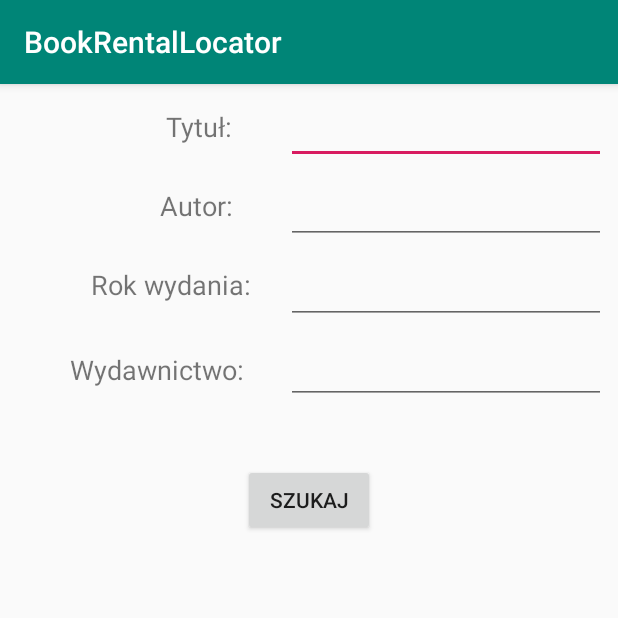
After one commit to switch386x/BookRentalLocator, an Android app: the SearchingActivity screen opened directly, with no data from a screen before it, on a phone screen of 412 x 824 dp, the top half of it. The commit adds this screen. Run offline under Robolectric (Android 15) with nearby library versions, the phone set to English and light mode, and no system bars; our stand-ins replace Firebase (no records; nobody signed in at launch, a user with empty details on screens opened directly).

Commit message:
Added searching activity

```diff
--- a/app/src/main/AndroidManifest.xml
+++ b/app/src/main/AndroidManifest.xml
@@ -26,8 +26,10 @@
             </intent-filter>
         </activity>
         <activity android:name=".BarcodeScannerActivity" />
-        <activity android:name=".RentActivity" ></activity>
-        <activity android:name=".SummaryActivity"></activity>
+        <activity android:name=".RentActivity" />
+        <activity android:name=".SummaryActivity" />
+        <activity android:name=".SearchingActivity" />
+        <activity android:name=".ResultActivity"></activity>
     </application>
 
 </manifest>
--- /dev/null
+++ b/app/src/main/java/com/example/pilaskow/bookrentallocator/SearchingActivity.java
@@ -0,0 +1,107 @@
+package com.example.pilaskow.bookrentallocator;
+
+import android.content.Intent;
+import android.support.annotation.NonNull;
+import android.support.v7.app.AppCompatActivity;
+import android.os.Bundle;
+import android.view.View;
+import android.widget.Button;
+import android.widget.EditText;
+import android.widget.Toast;
+
+import com.example.pilaskow.bookrentallocator.model.Book;
+import com.google.firebase.database.DataSnapshot;
+import com.google.firebase.database.DatabaseError;
+import com.google.firebase.database.DatabaseReference;
+import com.google.firebase.database.FirebaseDatabase;
+import com.google.firebase.database.ValueEventListener;
+
+import java.util.ArrayList;
+
+public class SearchingActivity extends AppCompatActivity {
+
+    private DatabaseReference mDatabase = FirebaseDatabase.getInstance().getReferenceFromUrl("https://bookrentallocator.firebaseio.com/");
+    private DatabaseReference booksDR = mDatabase.child("books");
+
+    @Override
+    protected void onCreate(Bundle savedInstanceState) {
+        super.onCreate(savedInstanceState);
+        setContentView(R.layout.activity_searching);
+        final ArrayList<Book> listOfBooks = downBooks();
+        Button buttonRent = findViewById(R.id.searchButton);
+        buttonRent.setOnClickListener(new View.OnClickListener(){
+            @Override
+            public void onClick(View v) {
+                EditText titleEt = (EditText) findViewById(R.id.titleEditText);
+                EditText authorEt = (EditText) findViewById(R.id.authorEditText);
+                EditText yearEt = (EditText) findViewById(R.id.yearEditText);
+                EditText publishingHouseEt = (EditText) findViewById(R.id.pubHouseEditText);
+                Bundle bundle = new Bundle();
+                ArrayList<Book> foundBooks = new ArrayList();
+                String parameter = "Wyniki wyszukiwania dla:";
+                String findTitle ="";String findAuthor = ""; String findYear = ""; String findPubHouse="";
+                if(!titleEt.getText().toString().equals("")) {
+                    findTitle = titleEt.getText().toString();
+                    parameter += "\n- Tytuł: " + findTitle;
+                }
+                if(!authorEt.getText().toString().equals("")){
+                    findAuthor = authorEt.getText().toString();
+                    parameter += "\n- Autor: " + findAuthor;
+                }
+                if(!yearEt.getText().toString().equals("")){
+                    findYear = yearEt.getText().toString();
+                    parameter += "\n- Rok: " + findYear;
+                }
+                if(!publishingHouseEt.getText().toString().equals("")){
+                    findPubHouse = publishingHouseEt.getText().toString();
+                    parameter += "\n- Wydawnictwo: " + findPubHouse;
+                }
+                for(int i=0;i<listOfBooks.size();i++){
+                    Book book = (Book) listOfBooks.get(i);
+                    if(book.getTitle().toLowerCase().equals(findTitle.toLowerCase())) foundBooks.add(book);
+                    else if(book.getYear().toLowerCase().equals(findYear.toLowerCase())) foundBooks.add(book);
+                    else if(book.getPublishingHouse().toLowerCase().equals(findPubHouse.toLowerCase())) foundBooks.add(book);
+                    else{
+                        ArrayList authors = (ArrayList) book.getAuthor();
+                        for(int j=0;j<authors.size();j++){
+                            String author = (String) authors.get(j);
+                            if(author.toLowerCase().equals(findAuthor.toLowerCase())) foundBooks.add(book);
+                        }
+                    }
+                }
+                if(!findAuthor.equals("")||!findPubHouse.equals("")||!findTitle.equals("")||!findYear.equals("")){
+                    Intent resultIntent = new Intent(getApplicationContext(), ResultActivity.class);
+                    bundle.putSerializable("books",foundBooks);
+                    bundle.putString("parameters", parameter);
+                    resultIntent.putExtras(bundle);
+                    startActivity(resultIntent);
+                }
+                else Toast.makeText(SearchingActivity.this, "Wprowadź dane", Toast.LENGTH_LONG).show();
+
+            }
+        });
+    }
+
+    public ArrayList downBooks(){
+        final ArrayList listOfBooks = new ArrayList<Book>();
+        booksDR.addListenerForSingleValueEvent(new ValueEventListener() {
+            @Override
+            public void onDataChange(DataSnapshot dataSnapshot) {
+                Iterable<DataSnapshot> books = dataSnapshot.getChildren();
+                for (DataSnapshot book : books) {
+                    Iterable<DataSnapshot> authorsNames = book.child("author").getChildren();
+                    ArrayList authorsNameAL = new ArrayList();
+                    for (DataSnapshot author : authorsNames) {
+                        authorsNameAL.add(author.getValue(String.class));
+                    }
+                    listOfBooks.add(new Book(book.getKey(), book.child("title").getValue(String.class), authorsNameAL, String.valueOf(book.child("year").getValue(Long.class)),book.child("publishingHouse").getValue(String.class),book.child("condition").getValue(String.class) ));
+                }
+
+            }
+            @Override
+            public void onCancelled(@NonNull DatabaseError databaseError) {
+            }
+        });
+        return listOfBooks;
+    }
+}
--- /dev/null
+++ b/app/src/main/res/layout/activity_searching.xml
@@ -0,0 +1,120 @@
+<?xml version="1.0" encoding="utf-8"?>
+<android.support.constraint.ConstraintLayout xmlns:android="http://schemas.android.com/apk/res/android"
+    xmlns:app="http://schemas.android.com/apk/res-auto"
+    xmlns:tools="http://schemas.android.com/tools"
+    android:layout_width="match_parent"
+    android:layout_height="match_parent"
+    tools:context=".SearchingActivity">
+
+    <TextView
+        android:id="@+id/textView3"
+        android:layout_width="wrap_content"
+        android:layout_height="wrap_content"
+        android:layout_marginStart="8dp"
+        android:layout_marginTop="16dp"
+        android:layout_marginEnd="8dp"
+        android:text="Tytuł:"
+        android:textSize="18sp"
+        app:layout_constraintEnd_toStartOf="@+id/titleEditText"
+        app:layout_constraintHorizontal_bias="0.792"
+        app:layout_constraintStart_toStartOf="parent"
+        app:layout_constraintTop_toTopOf="parent" />
+
+    <TextView
+        android:id="@+id/textView4"
+        android:layout_width="wrap_content"
+        android:layout_height="wrap_content"
+        android:layout_marginStart="8dp"
+        android:layout_marginTop="28dp"
+        android:layout_marginEnd="8dp"
+        android:text="Autor:"
+        android:textSize="18sp"
+        app:layout_constraintEnd_toStartOf="@+id/authorEditText"
+        app:layout_constraintHorizontal_bias="0.783"
+        app:layout_constraintStart_toStartOf="parent"
+        app:layout_constraintTop_toBottomOf="@+id/textView3" />
+
+    <TextView
+        android:id="@+id/textView5"
+        android:layout_width="wrap_content"
+        android:layout_height="wrap_content"
+        android:layout_marginStart="8dp"
+        android:layout_marginTop="28dp"
+        android:layout_marginEnd="8dp"
+        android:text="Rok wydania:"
+        android:textSize="18sp"
+        app:layout_constraintEnd_toStartOf="@+id/yearEditText"
+        app:layout_constraintHorizontal_bias="0.775"
+        app:layout_constraintStart_toStartOf="parent"
+        app:layout_constraintTop_toBottomOf="@+id/textView4" />
+
+    <TextView
+        android:id="@+id/textView6"
+        android:layout_width="wrap_content"
+        android:layout_height="wrap_content"
+        android:layout_marginStart="8dp"
+        android:layout_marginTop="32dp"
+        android:layout_marginEnd="8dp"
+        android:text="Wydawnictwo:"
+        android:textSize="18sp"
+        app:layout_constraintEnd_toStartOf="@+id/pubHouseEditText"
+        app:layout_constraintHorizontal_bias="0.655"
+        app:layout_constraintStart_toStartOf="parent"
+        app:layout_constraintTop_toBottomOf="@+id/textView5" />
+
+    <EditText
+        android:id="@+id/titleEditText"
+        android:layout_width="wrap_content"
+        android:layout_height="wrap_content"
+        android:layout_marginTop="8dp"
+        android:layout_marginEnd="8dp"
+        android:ems="10"
+        android:inputType="textPersonName"
+        app:layout_constraintEnd_toEndOf="parent"
+        app:layout_constraintTop_toTopOf="parent" />
+
+    <EditText
+        android:id="@+id/authorEditText"
+        android:layout_width="wrap_content"
+        android:layout_height="wrap_content"
+        android:layout_marginTop="8dp"
+        android:layout_marginEnd="8dp"
+        android:ems="10"
+        android:inputType="textPersonName"
+        app:layout_constraintEnd_toEndOf="parent"
+        app:layout_constraintTop_toBottomOf="@+id/titleEditText" />
+
+    <EditText
+        android:id="@+id/yearEditText"
+        android:layout_width="wrap_content"
+        android:layout_height="wrap_content"
+        android:layout_marginTop="8dp"
+        android:layout_marginEnd="8dp"
+        android:ems="10"
+        android:inputType="textPersonName"
+        app:layout_constraintEnd_toEndOf="parent"
+        app:layout_constraintTop_toBottomOf="@+id/authorEditText" />
+
+    <EditText
+        android:id="@+id/pubHouseEditText"
+        android:layout_width="wrap_content"
+        android:layout_height="45dp"
+        android:layout_marginTop="8dp"
+        android:layout_marginEnd="8dp"
+        android:ems="10"
+        android:inputType="textPersonName"
+        app:layout_constraintEnd_toEndOf="parent"
+        app:layout_constraintTop_toBottomOf="@+id/yearEditText" />
+
+    <Button
+        android:id="@+id/searchButton"
+        android:layout_width="wrap_content"
+        android:layout_height="wrap_content"
+        android:layout_marginStart="8dp"
+        android:layout_marginTop="40dp"
+        android:layout_marginEnd="8dp"
+        android:text="Szukaj"
+        app:layout_constraintEnd_toEndOf="parent"
+        app:layout_constraintStart_toStartOf="parent"
+        app:layout_constraintTop_toBottomOf="@+id/pubHouseEditText" />
+</android.support.constraint.ConstraintLayout>
```
Also changed, not shown: app/src/main/java/com/example/pilaskow/bookrentallocator/MainActivity.java (+13 -0 lines), app/src/main/java/com/example/pilaskow/bookrentallocator/RentActivity.java (+9 -8 lines), app/src/main/java/com/example/pilaskow/bookrentallocator/ResultActivity.java (added, +44 -0 lines), app/src/main/java/com/example/pilaskow/bookrentallocator/SummaryActivity.java (+35 -0 lines), app/src/main/java/com/example/pilaskow/bookrentallocator/model/Book.java (+13 -1 lines), app/src/main/res/layout/activity_main.xml (+10 -0 lines), app/src/main/res/layout/activity_result.xml (added, +37 -0 lines), app/src/main/res/layout/activity_summary.xml (+23 -0 lines), app/src/main/res/values/strings.xml (+6 -5 lines).
